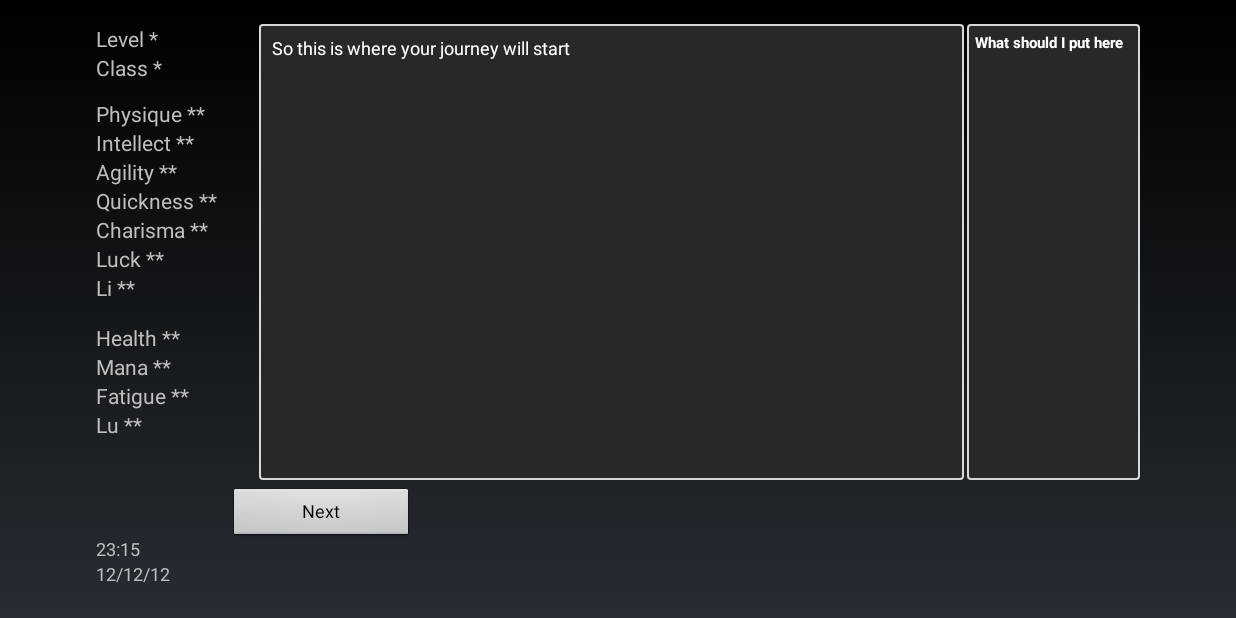
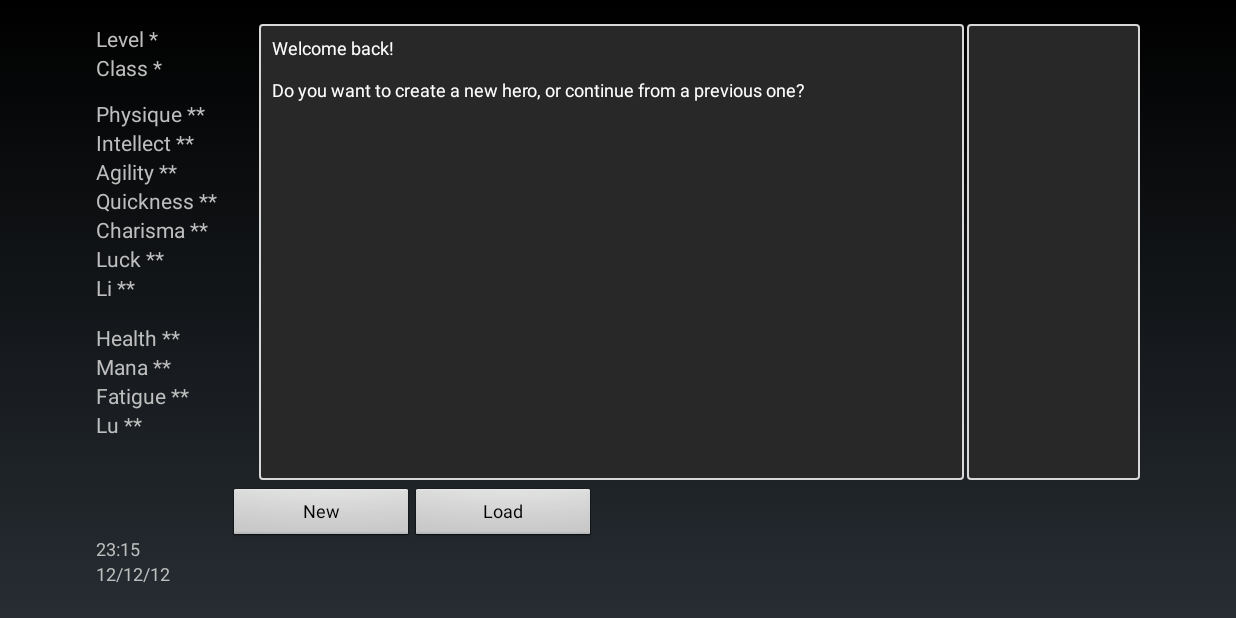
Before and after one commit to Moderbord/HuntForCoffee, an Android app: the screen it shows after launch (MainActivity), after a tap on "Next", on a phone screen of 824 x 412 dp (held sideways). Run offline under Robolectric (Android 15) with nearby library versions, the phone set to English and light mode, and no system bars.

Commit message:
Added save/load function

```diff
--- a/app/src/main/java/moderbord/huntforcoffee/CharCreation.java
+++ b/app/src/main/java/moderbord/huntforcoffee/CharCreation.java
@@ -20,8 +20,10 @@ public class CharCreation {
         main.appendText("So this is where your journey will start");
         main.submitText();
 
+        main.ui.toggleButtons(1);
         main.eventManager.clrEventList();
         main.eventManager.prepEvent("Next", 99992, 0);
+        main.ui.toggleButtons(2);
     }
 
     public void ccPartTwo(){ // ID 99992
--- a/app/src/main/java/moderbord/huntforcoffee/Entity.java
+++ b/app/src/main/java/moderbord/huntforcoffee/Entity.java
@@ -7,19 +7,16 @@ import moderbord.huntforcoffee.Enteties.Player;
 /**
  * Created by Moderbord on 2015-12-07.
  */
-public class Entity {
+public abstract class Entity {
 
     protected MainActivity main;
-
-    public Entity(Context context){
-        this.main = (MainActivity) context;
-    }
 
     private String eName, eGender, eClass, eRace, eFaction;
     private int eLevel, ePhysique, eIntellect, eAgility, eQuickness, eCharisma, eLuck, eLi, eMaxHealth, eHealth, eMaxMana, eMana, eMaxFatigue, eFatigue, eLu, eMinLu, eExperience, eExpToLvl;
 
 
-    public Entity(String eName, String eGender, String eClass, String eRace, String eFaction, int eLevel, int ePhysique, int eIntellect, int eAgility, int eQuickness, int eCharisma, int eLuck, int eLi, int eMaxHealth, int eHealth, int eMaxMana, int eMana, int eMaxFatigue, int eFatigue, int eLu, int eMinLu, int eExperience, int eExpToLvl){
+    public Entity(Context context, String eName, String eGender, String eClass, String eRace, String eFaction, int eLevel, int ePhysique, int eIntellect, int eAgility, int eQuickness, int eCharisma, int eLuck, int eLi, int eMaxHealth, int eHealth, int eMaxMana, int eMana, int eMaxFatigue, int eFatigue, int eLu, int eMinLu, int eExperience, int eExpToLvl){
+        this.main = (MainActivity) context;
         this.eName = eName;
         this.eGender = eGender;
         this.eClass = eClass;
@@ -228,4 +225,6 @@ public class Entity {
     public void seteExpToLvl(int eExpToLvl) {
         this.eExpToLvl = eExpToLvl;
     }
+
+    public abstract void info();
 }
--- a/app/src/main/java/moderbord/huntforcoffee/EventManager.java
+++ b/app/src/main/java/moderbord/huntforcoffee/EventManager.java
@@ -23,13 +23,13 @@ public class EventManager {
      * @param button On which button, 0-9.
      */
     public void prepEvent(String text, int eventID, int button){
-        eventChoice = text;
         Button receiver = main.attachButton(button);
         receiver.setText(text);
         addNextEvent(button, eventID);
     }
 
-    public void getNextEvent(int bIndex){
+    public void getNextEvent(int bIndex, String text){
+        eventChoice = text;
         if (eventList[bIndex] != 0){
             System.out.println("Try to match event with ID: " + eventList[bIndex] + " with index: " + bIndex);
 
@@ -73,6 +73,30 @@ public class EventManager {
                 System.out.println("Matched event with ID " + eventList[bIndex] + "...");
                 main.eventClass.getForrest();
 
+            } else if (eventList[bIndex] == 8008){
+                System.out.println("Matched event with ID " + eventList[bIndex] + "...");
+                main.saveLoad.mainMenu();
+
+            } else if (eventList[bIndex] == 9000){
+                System.out.println("Matched event with ID " + eventList[bIndex] + "...");
+                main.saveLoad.saveGame();
+
+            } else if (eventList[bIndex] == 9001){
+                System.out.println("Matched event with ID " + eventList[bIndex] + "...");
+                main.saveLoad.saveGameSlot();
+
+            } else if (eventList[bIndex] == 9002){
+                System.out.println("Matched event with ID " + eventList[bIndex] + "...");
+                main.saveLoad.loadGame();
+
+            } else if (eventList[bIndex] == 9003){
+                System.out.println("Matched event with ID " + eventList[bIndex] + "...");
+                main.saveLoad.loadGameSlot();
+
+            } else if (eventList[bIndex] == 9099){
+                System.out.println("Matched event with ID " + eventList[bIndex] + "...");
+                main.saveLoad.gameOptions();
+
             } else {
                 System.out.println("No matching event.");
                 return;
--- /dev/null
+++ b/app/src/main/java/moderbord/huntforcoffee/Flags.java
@@ -0,0 +1,15 @@
+package moderbord.huntforcoffee;
+
+import android.content.Context;
+
+/**
+ * Created by Moderbord on 2015-12-13.
+ */
+public class Flags {
+
+    protected MainActivity main;
+    public Flags(Context context){this.main = (MainActivity) context;}
+
+    public boolean mainMenu = true;
+
+}
--- a/app/src/main/java/moderbord/huntforcoffee/MainActivity.java
+++ b/app/src/main/java/moderbord/huntforcoffee/MainActivity.java
@@ -2,8 +2,6 @@ package moderbord.huntforcoffee;
 
 import android.app.Activity;
 import android.os.Bundle;
-import android.view.Menu;
-import android.view.MenuItem;
 import android.view.View;
 import android.widget.Button;
 import android.widget.EditText;
@@ -17,8 +15,9 @@ public class MainActivity extends Activity {
     public EventClass eventClass = new EventClass(this);
     public CharCreation charCreation = new CharCreation(this);
     public Ui ui = new Ui(this);
-    public Entity entity = new Entity(this);
-    public Player player = new Player(null, null, null, null, null, 0, 0, 0, 0, 0, 0, 0, 0, 0, 0, 0, 0, 0, 0, 0, 0, 0, 0);
+    public Flags flags = new Flags(this);
+    public Entity player = new Player(this, null, null, null, null, null, 0, 0, 0, 0, 0, 0, 0, 0, 0, 0, 0, 0, 0, 0, 0, 0, 0, 0);
+    public SaveLoad saveLoad = new SaveLoad(this);
 
 
     TextView mainTextWindow, subTextWindow, statPhy, statInt, statAgi, statQui, statCha, statLuck, statLi, statHealth, statMana, statFatigue, statLu, statLvl, statClass, timeClock, timeDate;
@@ -51,7 +50,7 @@ public class MainActivity extends Activity {
         timeDate = (TextView)findViewById(R.id.timeDate);
 
         nameInput = (EditText)findViewById(R.id.nameInput);
-        eventManager.addNextEvent(0, 99991); //ccPartOne
+        eventManager.addNextEvent(0, 8008); //MainMenu
     }
 
     public void appendText(String append){
@@ -75,56 +74,57 @@ public class MainActivity extends Activity {
     public void buttonClick(View view){
         Button b = (Button)view;
         int id = Integer.parseInt(b.getTag().toString());
-        eventManager.getNextEvent(id);
+        String text = b.getText().toString();
+        eventManager.getNextEvent(id, text);
     }
 
     public Button attachButton (int i){
-        System.out.println("Attaching button with index: " +i + "...");
+        //System.out.println("Attaching button with index: " +i + "...");
         Button button;
         switch (i){
             case 0:
                 button = (Button)findViewById(R.id.b0);
-                System.out.println("..Attached button " +i);
+                //System.out.println("..Attached button " +i);
                 break;
             case 1:
                 button = (Button)findViewById(R.id.b1);
-                System.out.println("..Attached button " +i);
+                //System.out.println("..Attached button " +i);
                 break;
             case 2:
                 button = (Button)findViewById(R.id.b2);
-                System.out.println("..Attached button " +i);
+                //System.out.println("..Attached button " +i);
                 break;
             case 3:
                 button = (Button)findViewById(R.id.b3);
-                System.out.println("..Attached button " +i);
+                //System.out.println("..Attached button " +i);
                 break;
             case 4:
                 button = (Button)findViewById(R.id.b4);
-                System.out.println("..Attached button " +i);
+                //System.out.println("..Attached button " +i);
                 break;
             case 5:
                 button = (Button)findViewById(R.id.b5);
-                System.out.println("..Attached button " +i);
+                //System.out.println("..Attached button " +i);
                 break;
             case 6:
                 button = (Button)findViewById(R.id.b6);
-                System.out.println("..Attached button " +i);
+                //System.out.println("..Attached button " +i);
                 break;
             case 7:
                 button = (Button)findViewById(R.id.b7);
-                System.out.println("..Attached button " +i);
+                //System.out.println("..Attached button " +i);
                 break;
             case 8:
                 button = (Button)findViewById(R.id.b8);
-                System.out.println("..Attached button " +i);
+                //System.out.println("..Attached button " +i);
                 break;
             case 9:
                 button = (Button)findViewById(R.id.b9);
-                System.out.println("..Attached button " +i);
+                //System.out.println("..Attached button " +i);
                 break;
             default:
                 button = (Button)findViewById(R.id.b0);
-                System.out.println("..Attached default button");
+                //System.out.println("..Attached default button");
         }
         return button;
     }
--- a/app/src/main/res/layout/activity_main.xml
+++ b/app/src/main/res/layout/activity_main.xml
@@ -198,7 +198,8 @@
             android:visibility="invisible"
             android:layout_alignParentBottom="true"
             android:layout_toRightOf="@+id/timeDate"
-            android:layout_weight="0.2" />
+            android:layout_weight="0.2"
+            android:maxWidth="15sp" />
 
         <Button
             style="?android:attr/buttonStyleSmall"
@@ -212,7 +213,8 @@
             android:onClick="buttonClick"
             android:visibility="invisible"
             android:layout_toLeftOf="@+id/b7"
-            android:layout_weight="0.2" />
+            android:layout_weight="0.2"
+            android:maxWidth="15sp" />
 
         <Button
             style="?android:attr/buttonStyleSmall"
@@ -227,7 +229,8 @@
             android:visibility="invisible"
             android:layout_alignParentStart="false"
             android:layout_toLeftOf="@+id/b8"
-            android:layout_weight="0.2" />
+            android:layout_weight="0.2"
+            android:maxWidth="15sp" />
 
         <Button
             style="?android:attr/buttonStyleSmall"
@@ -241,7 +244,8 @@
             android:visibility="invisible"
             android:layout_alignParentBottom="true"
             android:layout_toLeftOf="@+id/b9"
-            android:layout_weight="0.2" />
+            android:layout_weight="0.2"
+            android:maxWidth="15sp" />
 
         <Button
             style="?android:attr/buttonStyleSmall"
@@ -256,7 +260,8 @@
             android:onClick="buttonClick"
             android:visibility="invisible"
             android:layout_alignParentRight="true"
-            android:layout_weight="0.2" />
+            android:layout_weight="0.2"
+            android:maxWidth="15sp" />
     </LinearLayout>
 
     <TextView
--- a/app/src/main/res/values/strings.xml
+++ b/app/src/main/res/values/strings.xml
@@ -24,6 +24,6 @@
     <string name="statLu_string">Lu **</string>
     <string name="statLvl_string">Level *</string>
     <string name="statClass_string">Class *</string>
-    <string name="mainText_string">Good day fine hero!\n\nYou will proceed by creating yourself momentarily. But first I would like to take a moment and talk about god...</string>
-    <string name="subText_string">What should I put here</string>
+    <string name="mainText_string">HUNT FOR COFFEE</string>
+    <string name="subText_string"></string>
 </resources>
```
Also changed, not shown: app/src/main/java/moderbord/huntforcoffee/Enteties/Player.java (+12 -8 lines), app/src/main/java/moderbord/huntforcoffee/SaveLoad.java (added, +231 -0 lines), app/src/main/java/moderbord/huntforcoffee/Ui.java (+8 -8 lines).
